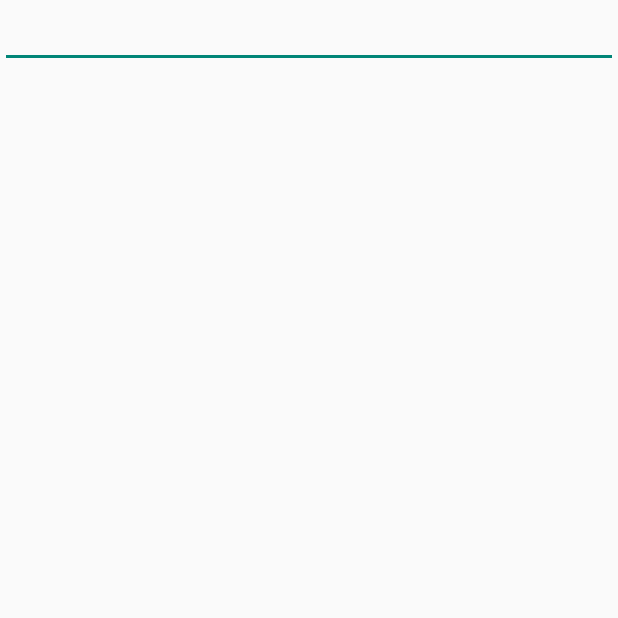
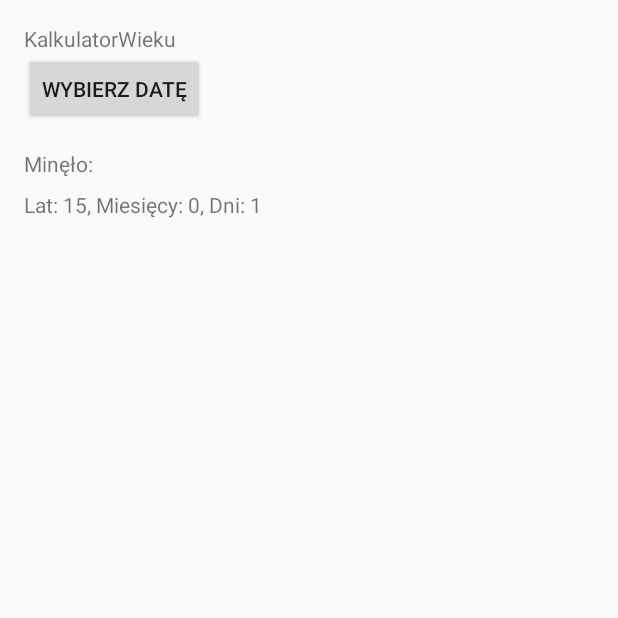
Before and after one commit to Bloodlex/AgeCalculator, an Android app built with Jetpack Compose: the screen it shows after launch (MainActivity), on a phone screen of 412 x 824 dp, the top half of it. Before the commit the part shown is almost empty. Run offline under Robolectric (Android 15) with nearby library versions, the phone set to English and light mode, and no system bars.

Commit message:
initial commit

```diff
--- a/app/build.gradle.kts
+++ b/app/build.gradle.kts
@@ -10,7 +10,7 @@ android {
 
     defaultConfig {
         applicationId = "com.example.kalkulatorwieku"
-        minSdk = 24
+        minSdk = 26
         targetSdk = 35
         versionCode = 1
         versionName = "1.0"
@@ -49,6 +49,7 @@ dependencies {
     implementation(libs.androidx.ui.graphics)
     implementation(libs.androidx.ui.tooling.preview)
     implementation(libs.androidx.material3)
+    implementation(libs.material)
     testImplementation(libs.junit)
     androidTestImplementation(libs.androidx.junit)
     androidTestImplementation(libs.androidx.espresso.core)
--- a/app/src/main/AndroidManifest.xml
+++ b/app/src/main/AndroidManifest.xml
@@ -1,6 +1,7 @@
 <?xml version="1.0" encoding="utf-8"?>
 <manifest xmlns:android="http://schemas.android.com/apk/res/android"
-    xmlns:tools="http://schemas.android.com/tools">
+    xmlns:tools="http://schemas.android.com/tools"
+    package="com.example.kalkulatorwieku">
 
     <application
         android:allowBackup="true"
@@ -18,7 +19,6 @@
             android:theme="@style/Theme.KalkulatorWieku">
             <intent-filter>
                 <action android:name="android.intent.action.MAIN" />
-
                 <category android:name="android.intent.category.LAUNCHER" />
             </intent-filter>
         </activity>
--- a/app/src/main/java/com/example/kalkulatorwieku/MainActivity.kt
+++ b/app/src/main/java/com/example/kalkulatorwieku/MainActivity.kt
@@ -1,13 +1,90 @@
 package com.example.kalkulatorwieku
 
 import android.os.Bundle
+import android.widget.Button
+import android.widget.DatePicker
+import android.widget.TextView
 import androidx.activity.ComponentActivity
 import androidx.activity.enableEdgeToEdge
+import java.time.LocalDate
+import java.time.Period
 
 class MainActivity : ComponentActivity() {
+
+    private lateinit var selectedDateTextView: TextView
+    private lateinit var datePicker: DatePicker
+    private lateinit var selectDateButton: Button
+    private lateinit var ageTextView: TextView
+
     override fun onCreate(savedInstanceState: Bundle?) {
         super.onCreate(savedInstanceState)
         setContentView(R.layout.main_activity)
         enableEdgeToEdge()
+
+        selectedDateTextView = findViewById(R.id.selectedDateTextView)
+        selectDateButton = findViewById(R.id.button)
+        datePicker = findViewById(R.id.datePicker)
+        ageTextView = findViewById(R.id.ageTextView)
+
+        // Calculate the default date (15 years ago + 1 day)
+        val today = LocalDate.now()
+        val defaultDate = today.minusYears(15).minusDays(1)
+        val defaultYear = defaultDate.year
+        val defaultMonth = defaultDate.monthValue - 1 // Month is 0-indexed in DatePicker
+        val defaultDay = defaultDate.dayOfMonth
+
+        // Set the initial date
+        datePicker.updateDate(defaultYear, defaultMonth, defaultDay)
+
+        // Hide the DatePicker initially
+        datePicker.visibility = android.view.View.GONE
+
+        selectDateButton.setOnClickListener {
+            // Toggle the visibility of the DatePicker
+            if (datePicker.visibility == android.view.View.GONE) {
+                datePicker.visibility = android.view.View.VISIBLE
+                selectDateButton.text = "Ukryj"
+            } else {
+                datePicker.visibility = android.view.View.GONE
+                selectDateButton.text = "Wybierz datę"
+            }
+        }
+
+        // Listen for date changes
+        datePicker.setOnDateChangedListener { _, selectedYear, selectedMonth, selectedDay ->
+            val selectedDate = "$selectedDay/${selectedMonth + 1}/$selectedYear"
+            selectedDateTextView.text = "Minęło: $selectedDate"
+
+            // Calculate and display the age
+            calculateAndDisplayAge(selectedYear, selectedMonth, selectedDay)
+        }
+        // Calculate and display the age for the default date
+        calculateAndDisplayAge(defaultYear, defaultMonth, defaultDay)
+    }
+
+    private fun calculateAndDisplayAge(year: Int, month: Int, day: Int) {
+        val selectedDate = LocalDate.of(year, month + 1, day)
+        val today = LocalDate.now()
+        // Calculate the default date (15 years ago + 1 day)
+        val defaultDate = today.minusYears(15).minusDays(1)
+        // Calculate the difference between the selected date and today
+        val period = Period.between(selectedDate, today)
+        // Calculate the difference between the default date and today
+        val periodDefault = Period.between(defaultDate, today)
+
+        val years = period.years
+        val months = period.months
+        val days = period.days
+
+        if (selectedDate == defaultDate) {
+            val yearsDefault = periodDefault.years
+            val monthsDefault = periodDefault.months
+            val daysDefault = periodDefault.days
+            val ageText = "Lat: $yearsDefault, Miesięcy: $monthsDefault, Dni: $daysDefault"
+            ageTextView.text = ageText
+        } else {
+            val ageText = "Lat: $years, Miesięcy: $months, Dni: $days"
+            ageTextView.text = ageText
+        }
     }
 }
--- a/app/src/main/res/layout/main_activity.xml
+++ b/app/src/main/res/layout/main_activity.xml
@@ -2,13 +2,44 @@
 <LinearLayout xmlns:android="http://schemas.android.com/apk/res/android"
     android:layout_width="match_parent"
     android:layout_height="match_parent"
-    android:orientation="vertical">
+    android:orientation="vertical"
+    android:padding="16dp">
 
-    <EditText
-        android:id="@+id/editTextDate"
+    <TextView
+        android:id="@+id/textView"
         android:layout_width="match_parent"
         android:layout_height="wrap_content"
-        android:autofillHints=""
-        android:ems="10"
-        android:inputType="date" />
+        android:editable="false"
+        android:focusable="false"
+        android:text="@string/app_name" />
+
+    <Button
+        android:id="@+id/button"
+        android:layout_width="wrap_content"
+        android:layout_height="wrap_content"
+        android:text="Wybierz datę" />
+
+    <DatePicker
+        android:id="@+id/datePicker"
+        android:layout_width="wrap_content"
+        android:layout_height="wrap_content"
+        android:calendarViewShown="false"
+        android:datePickerMode="spinner"
+        android:spinnersShown="true"
+        android:theme="@style/CustomDatePickerStyle" />
+
+    <TextView
+        android:id="@+id/selectedDateTextView"
+        android:layout_width="wrap_content"
+        android:layout_height="wrap_content"
+        android:layout_marginTop="16dp"
+        android:text="Minęło: " />
+
+    <TextView
+        android:id="@+id/ageTextView"
+        android:layout_width="wrap_content"
+        android:layout_height="wrap_content"
+        android:layout_marginTop="8dp"
+        android:text="Lat: 0, Miesięcy: 0, Dni: 0" />
+
 </LinearLayout>
--- a/app/src/main/res/values/themes.xml
+++ b/app/src/main/res/values/themes.xml
@@ -1,5 +1,9 @@
 <?xml version="1.0" encoding="utf-8"?>
 <resources>
-
-    <style name="Theme.KalkulatorWieku" parent="android:Theme.Material.Light.NoActionBar" />
+    <style name="CustomDatePickerStyle" parent="android:Widget.Material.Light.DatePicker">
+        <item name="android:textColorPrimary">@color/white</item>
+        <item name="android:calendarTextColor">@color/white</item>
+        <item name="android:colorControlNormal">@color/white</item>
+        <item name="android:colorControlActivated">@color/white</item>
+    </style>
 </resources>
```
